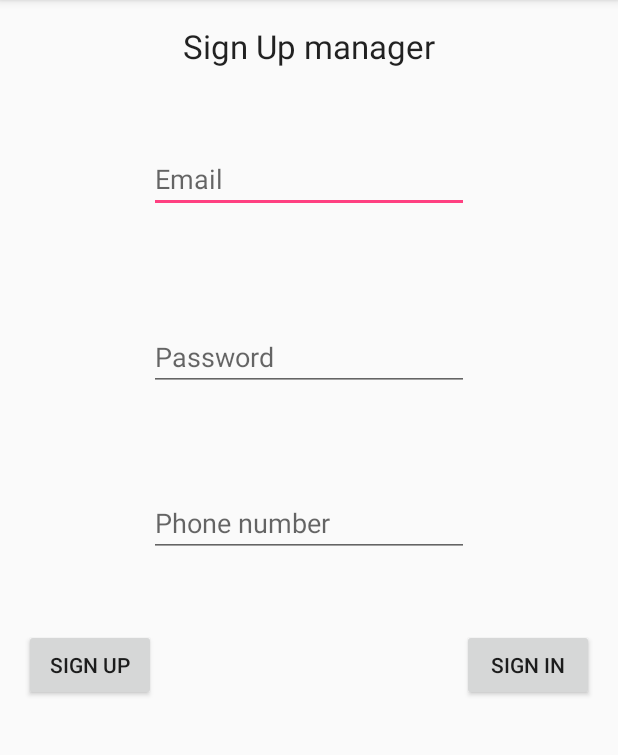
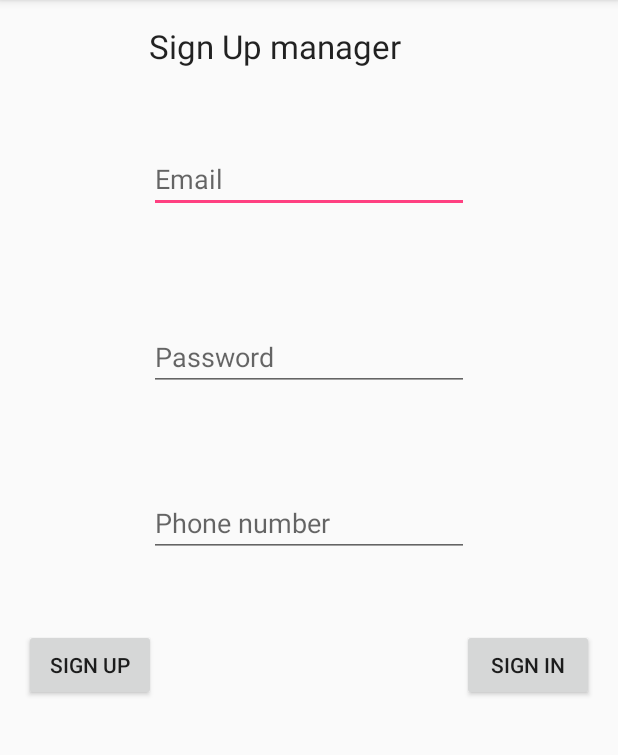
Before and after one commit to DimaGirya/OTSProject, an Android app: the screen it shows after launch (SignUpActivityManager), after a tap on "SIGN IN", on a phone screen of 412 x 824 dp, the part 84-839 px from its top. Run offline under Robolectric (Android 15) with nearby library versions, the phone set to English and light mode, and no system bars.

```diff
--- a/app/src/main/java/dima/liza/mobile/shenkar/com/otsproject/SignUpActivityManager.java
+++ b/app/src/main/java/dima/liza/mobile/shenkar/com/otsproject/SignUpActivityManager.java
@@ -1,24 +1,62 @@
 package dima.liza.mobile.shenkar.com.otsproject;
 
+import android.content.Context;
+import android.content.SharedPreferences;
 import android.support.v7.app.AppCompatActivity;
 import android.os.Bundle;
 import android.view.View;
 import android.widget.EditText;
+import android.widget.Toast;
 
 public class SignUpActivityManager extends AppCompatActivity {
     EditText editTextEmail,editTextPassword,editTextPhone;
-
+    SharedPreferences sharedpreferences;
+    public static final String LoginPreferences = "LoginPreferences" ;
+    public static final String IfLoggedIn = "ifLoggedIn";
+    public static final String Password = "password";
+    public static final String Phone = "phoneKey";
+    public static final String Email = "emailKey";
+    Boolean ifLogIn = false;
     @Override
     protected void onCreate(Bundle savedInstanceState) {
         super.onCreate(savedInstanceState);
-        setContentView(R.layout.activity_sign_up_activity_manager);
-        editTextEmail = (EditText) findViewById(R.id.editEmailSignUpManager);
-        editTextPassword = (EditText) findViewById(R.id.editPasswordSignUpManager);
-        editTextPhone = (EditText) findViewById(R.id.editPhoneSignUpManager);
+        sharedpreferences = getPreferences(MODE_PRIVATE);
+        sharedpreferences.getBoolean(IfLoggedIn,ifLogIn);
+        if(!ifLogIn) {
+            setContentView(R.layout.activity_sign_up_activity_manager);
+            editTextEmail = (EditText) findViewById(R.id.editEmailSignUpManager);
+            editTextPassword = (EditText) findViewById(R.id.editPasswordSignUpManager);
+            editTextPhone = (EditText) findViewById(R.id.editPhoneSignUpManager);
+        }
+        else{
+            // user loget in move to next activity
+        }
     }
 
     public void signInManagerClickedInSignUp(View view) {
         String email = editTextEmail.getText().toString();
+        // todo liza: check if email valid
+        String password = editTextPassword.getText().toString();
+        if(password.length()<5){
+            Toast.makeText(this,"Password must by at lest 6 charecters",Toast.LENGTH_LONG).show();
+            return;
+        }
+        String phoneNumber = editTextPhone.getText().toString();
+        // todo liza: check if telephone number valid
+        AuthorizationLocal authorizationLocal = new AuthorizationLocal();
+        if(authorizationLocal.signUp(email,password,phoneNumber)){
+
+            SharedPreferences.Editor editor = sharedpreferences.edit();
+            editor.putString(Password,password);
+            editor.putString(Phone,phoneNumber);
+            editor.putString(Email,email);
+            editor.putBoolean(IfLoggedIn,true);
+            editor.commit();
+        }
+        else{
+            Toast.makeText(this,"Error sign up.Try again leter",Toast.LENGTH_LONG).show();
+            return;
+        }
     }
 
     public void signUpManagerClicked(View view) {
--- a/app/src/main/res/layout/activity_sign_up_activity_manager.xml
+++ b/app/src/main/res/layout/activity_sign_up_activity_manager.xml
@@ -13,7 +13,8 @@
         android:text="@string/signUpTheme"
         android:id="@+id/textView"
         android:layout_alignParentTop="true"
-        android:layout_centerHorizontal="true" />
+        android:layout_alignLeft="@+id/editEmailSignUpManager"
+        android:layout_alignStart="@+id/editEmailSignUpManager" />
 
     <EditText
         android:layout_width="wrap_content"
@@ -38,7 +39,7 @@
         android:layout_centerHorizontal="true"
         android:password="true" />
 
-    <EditText
+    <EditText style=""
         android:layout_width="wrap_content"
         android:layout_height="wrap_content"
         android:inputType="phone"
```
Also changed, not shown: app/src/main/java/dima/liza/mobile/shenkar/com/otsproject/AuthorizationLocal.java (added, +16 -0 lines), app/src/main/java/dima/liza/mobile/shenkar/com/otsproject/IAuthorization.java (added, +9 -0 lines).
